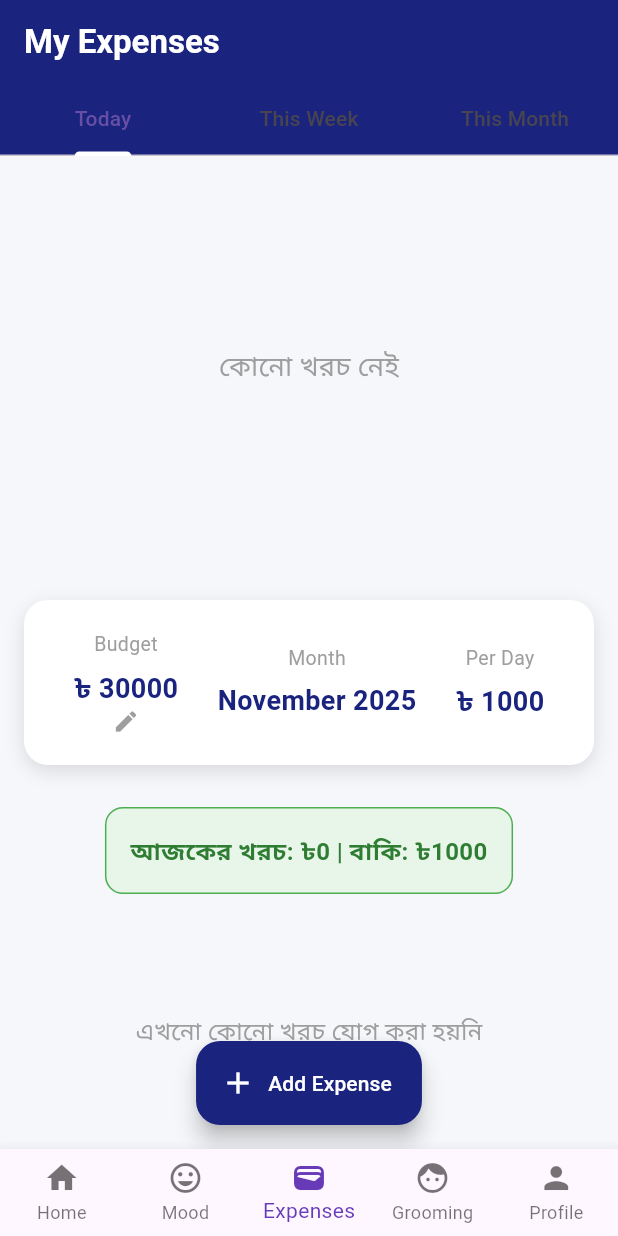
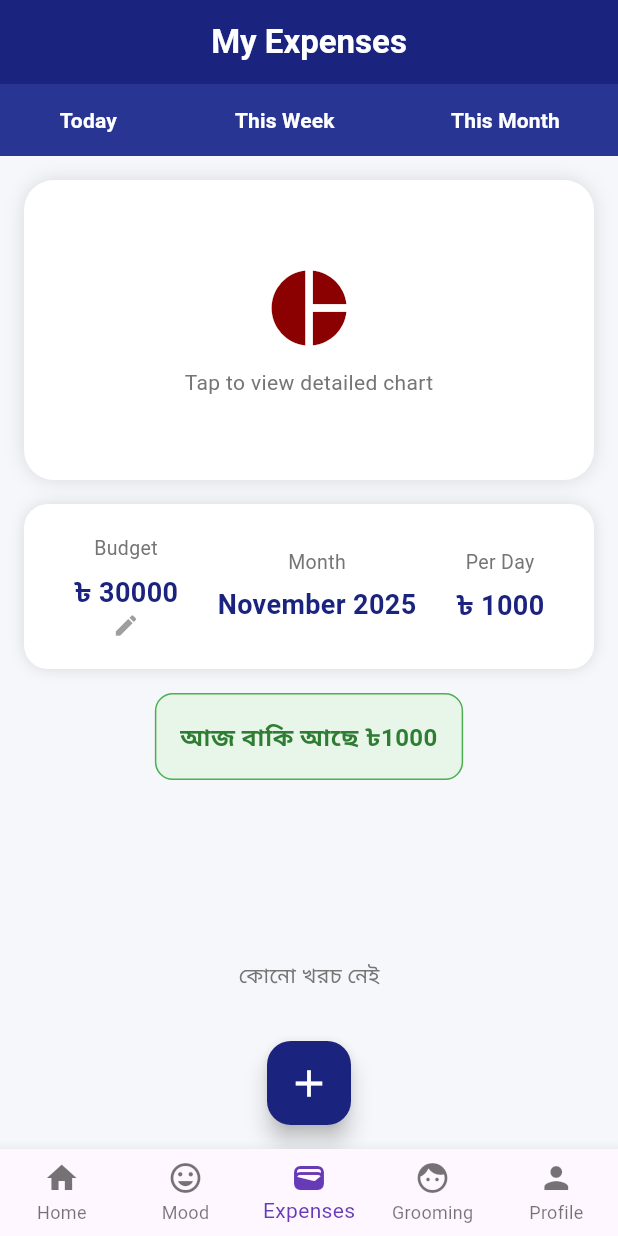
Before and after one commit to cometkhadija/my_app, a Flutter app: the screen it shows once a user with an empty profile is signed in, item 3 of the bottom bar chosen, on a phone screen of 412 x 824 dp. Run offline on Flutter 3.47's test engine with Material 3 defaults, Android fonts, the light colour scheme and no system bars; our stand-ins replace cloud_firestore, firebase_auth, firebase_core, fl_chart, get, google_sign_in; accounts and stored records are empty.

Commit message:
New Updates

```diff
--- a/bari_theke_dure/lib/screens/expenses_screen.dart
+++ b/bari_theke_dure/lib/screens/expenses_screen.dart
@@ -1,6 +1,4 @@
 // lib/screens/expenses_screen.dart
-
-import 'package:bari_theke_dure/widgets/daily_message_card.dart';
 import 'package:flutter/material.dart';
 import 'package:intl/intl.dart';
 import 'package:fl_chart/fl_chart.dart';
@@ -9,6 +7,7 @@ import '../models/expense_model.dart';
 import '../services/expense_service.dart';
 import '../utils/constants.dart';
 import '../widgets/category_dialog.dart';
+import 'chart_screen.dart';
 
 class ExpensesScreen extends StatefulWidget {
   const ExpensesScreen({super.key});
@@ -16,247 +15,156 @@ class ExpensesScreen extends StatefulWidget {
   State<ExpensesScreen> createState() => _ExpensesScreenState();
 }
 
-class _ExpensesScreenState extends State<ExpensesScreen>
-    with SingleTickerProviderStateMixin {
-  late TabController _tabController;
-  List<Expense> allExpenses = [];
+class _ExpensesScreenState extends State<ExpensesScreen> {
+  List<Expense> expenses = [];
   double monthlyBudget = 30000.0;
-  int selectedTab = 0;
 
   @override
   void initState() {
     super.initState();
-    _tabController = TabController(length: 3, vsync: this);
-    _tabController.addListener(() {
-      if (!_tabController.indexIsChanging) {
-        setState(() => selectedTab = _tabController.index);
-      }
-    });
     loadData();
   }
 
-  @override
-  void dispose() {
-    _tabController.dispose();
-    super.dispose();
-  }
-
   Future<void> loadData() async {
-    allExpenses = await ExpenseService.getExpenses();
+    expenses = await ExpenseService.getExpenses();
     monthlyBudget = await ExpenseService.getBudget();
     setState(() {});
   }
 
-  List<Expense> getFilteredExpenses() {
-    final now = DateTime.now();
-    return allExpenses.where((e) {
-      if (selectedTab == 0) {
-        // Today
-        return isSameDay(e.date, now);
-      } else if (selectedTab == 1) {
-        // This Week
-        final weekStart = now.subtract(Duration(days: now.weekday - 1));
-        return e.date.isAfter(weekStart.subtract(const Duration(days: 1))) &&
-            e.date.isBefore(weekStart.add(const Duration(days: 7)));
-      } else {
-        // This Month
-        return e.date.month == now.month && e.date.year == now.year;
-      }
-    }).toList();
+  double getTodayTotal() {
+    final today = DateTime.now();
+    return expenses
+        .where((e) => isSameDay(e.date, today))
+        .fold(0, (sum, e) => sum + e.amount);
   }
 
   bool isSameDay(DateTime a, DateTime b) =>
       a.year == b.year && a.month == b.month && a.day == b.day;
 
-  double getTotal() =>
-      getFilteredExpenses().fold(0, (sum, e) => sum + e.amount);
-
   double getPerDayBudget() {
-    final now = DateTime.now();
-    final daysInMonth = DateTime(now.year, now.month + 1, 0).day;
+    final daysInMonth = DateTime(DateTime.now().year, DateTime.now().month + 1, 0).day;
     return monthlyBudget / daysInMonth;
   }
 
   @override
   Widget build(BuildContext context) {
-    final filtered = getFilteredExpenses();
-    final total = getTotal();
     final perDay = getPerDayBudget();
-
-    // Category wise amount map
-    final Map<String, double> catMap = {};
-    for (var e in filtered) {
-      catMap.update(e.category, (v) => v + e.amount, ifAbsent: () => e.amount);
-    }
+    final todayTotal = getTodayTotal();
 
     return Scaffold(
       backgroundColor: const Color(0xFFF5F7FA),
       appBar: AppBar(
-        backgroundColor: const Color(0xFF1A237E), // Deep Navy
+        backgroundColor: const Color(0xFF1A237E),
         foregroundColor: Colors.white,
-        title: const Text("My Expenses",
-            style: TextStyle(fontWeight: FontWeight.bold, fontSize: 22)),
-        bottom: TabBar(
-          controller: _tabController,
-          indicatorColor: Colors.white,
-          tabs: const [
-            Tab(text: "Today"),
-            Tab(text: "This Week"),
-            Tab(text: "This Month"),
-          ],
-        ),
+        title: const Text("My Expenses", style: TextStyle(fontWeight: FontWeight.bold, fontSize: 22)),
+        centerTitle: true,
+        elevation: 0,
       ),
       body: Column(
         children: [
-          // Pie Chart + Percentage List
+          // Navy shade navbar
           Container(
-            height: 280,
-            padding: const EdgeInsets.all(16),
-            child: filtered.isEmpty
-                ? const Center(
-                    child: Text("কোনো খরচ নেই",
-                        style: TextStyle(fontSize: 18, color: Colors.grey)),
-                  )
-                : Row(
+            color: const Color(0xFF283593),
+            child: Row(
+              mainAxisAlignment: MainAxisAlignment.spaceAround,
               children: [
-                      // Left: Pie Chart
-                      Expanded(
-                        flex: 5,
-                        child: PieChart(
-                          PieChartData(
-                            sectionsSpace: 3,
-                            centerSpaceRadius: 40,
-                            sections: catMap.entries.map((entry) {
-                              final cat = categories.firstWhere(
-                                  (c) => c['name'] == entry.key);
-                              final percentage = (entry.value / total) * 100;
-                              return PieChartSectionData(
-                                color: cat['color'],
-                                value: entry.value,
-                                title: "${percentage.toStringAsFixed(0)}%",
-                                radius: 70,
-                                titleStyle: const TextStyle(
-                                    fontSize: 14,
-                                    fontWeight: FontWeight.bold,
-                                    color: Colors.white),
-                              );
-                            }).toList(),
-                          ),
-                        ),
-                      ),
-                      // Right: Percentage List
-                      Expanded(
-                        flex: 4,
-                        child: ListView.builder(
-                          itemCount: catMap.length,
-                          itemBuilder: (ctx, i) {
-                            final entry = catMap.entries.elementAt(i);
-                            final cat = categories.firstWhere(
-                                (c) => c['name'] == entry.key);
-                            final percentage = (entry.value / total) * 100;
-                            return Padding(
-                              padding: const EdgeInsets.symmetric(vertical: 6),
-                              child: Row(
-                                children: [
-                                  Container(
-                                      width: 14,
-                                      height: 14,
-                                      color: cat['color']),
-                                  const SizedBox(width: 10),
-                                  Expanded(
-                                      child: Text(entry.key,
-                                          style: const TextStyle(
-                                              fontWeight: FontWeight.w600))),
-                                  Text("${percentage.toStringAsFixed(1)}%",
-                                      style: const TextStyle(
-                                          fontWeight: FontWeight.bold)),
-                                ],
-                              ),
-                            );
-                          },
-                        ),
-                      ),
+                _navButton("Today", 0),
+                _navButton("This Week", 1),
+                _navButton("This Month", 2),
               ],
             ),
           ),
 
-          // Budget, Month, Per Day (নিচে একসাথে)
-          Container(
+          // Pie Chart Button
+          GestureDetector(
+            onTap: () => Navigator.push(context, MaterialPageRoute(builder: (_) => ChartScreen(expenses: expenses))),
+            child: Container(
               margin: const EdgeInsets.all(16),
-            padding: const EdgeInsets.all(20),
+              height: 200,
               decoration: BoxDecoration(
                 color: Colors.white,
-              borderRadius: BorderRadius.circular(16),
-              boxShadow: [
-                BoxShadow(color: Colors.black12, blurRadius: 10, offset: Offset(0, 4))
+                borderRadius: BorderRadius.circular(20),
+                boxShadow: [BoxShadow(color: Colors.black12, blurRadius: 10)],
+              ),
+              child: Center(
+                child: Column(
+                  mainAxisAlignment: MainAxisAlignment.center,
+                  children: [
+                    Icon(Icons.pie_chart, size: 60, color: Color(0xFF8B0000)),
+                    SizedBox(height: 10),
+                    Text("Tap to view detailed chart", style: TextStyle(color: Colors.grey[600])),
                   ],
                 ),
+              ),
+            ),
+          ),
+
+          // Budget | Month | Per Day
+          Container(
+            margin: const EdgeInsets.symmetric(horizontal: 16),
+            padding: const EdgeInsets.all(20),
+            decoration: BoxDecoration(color: Colors.white, borderRadius: BorderRadius.circular(16), boxShadow: [BoxShadow(color: Colors.black12, blurRadius: 8)]),
             child: Row(
               mainAxisAlignment: MainAxisAlignment.spaceAround,
               children: [
-                _infoItem("Budget", "৳ ${monthlyBudget.toStringAsFixed(0)}", true),
-                _infoItem("Month", DateFormat('MMMM yyyy').format(DateTime.now()), false),
-                _infoItem("Per Day", "৳ ${perDay.toStringAsFixed(0)}", false),
+                _info("Budget", "৳ ${monthlyBudget.toInt()}", true),
+                _info("Month", DateFormat('MMMM yyyy').format(DateTime.now()), false),
+                _info("Per Day", "৳ ${perDay.toInt()}", false),
               ],
             ),
           ),
 
-          // Daily Message
+          // Message
           Padding(
-            padding: const EdgeInsets.symmetric(horizontal: 16),
-            child: dailyMessageCard(
-                total, selectedTab == 0 ? perDay : perDay * 7),
+            padding: const EdgeInsets.all(16),
+            child: Container(
+              padding: EdgeInsets.all(16),
+              decoration: BoxDecoration(
+                color: todayTotal > perDay ? Colors.red[50] : Colors.green[50],
+                borderRadius: BorderRadius.circular(12),
+                border: Border.all(color: todayTotal > perDay ? Colors.red : Colors.green),
+              ),
+              child: Text(
+                todayTotal > perDay
+                    ? "আজ বাজেট ছাড়িয়ে গেছে! অতিরিক্ত ৳${(todayTotal - perDay).toInt()}"
+                    : "আজ বাকি আছে ৳${(perDay - todayTotal).toInt()}",
+                style: TextStyle(fontWeight: FontWeight.bold, fontSize: 16, color: todayTotal > perDay ? Colors.red[800] : Colors.green[800]),
+                textAlign: TextAlign.center,
+              ),
+            ),
           ),
 
           // Expense List
           Expanded(
-            child: filtered.isEmpty
-                ? const Center(
-                    child: Text("এখনো কোনো খরচ যোগ করা হয়নি",
-                        style: TextStyle(color: Colors.grey, fontSize: 16)))
+            child: expenses.isEmpty
+                ? Center(child: Text("কোনো খরচ নেই", style: TextStyle(color: Colors.grey[600])))
                 : ListView.builder(
-                    padding: const EdgeInsets.only(bottom: 80),
-                    itemCount: filtered.length,
+                    itemCount: expenses.length,
                     itemBuilder: (ctx, i) {
-                      final exp = filtered[i];
-                      final cat = categories
-                          .firstWhere((c) => c['name'] == exp.category);
+                      final exp = expenses[i];
+                      final cat = categories.firstWhere((c) => c['name'] == exp.category);
                       return Dismissible(
                         key: Key(exp.id),
-                        background: Container(
-                            color: Colors.red,
-                            alignment: Alignment.centerLeft,
-                            padding: const EdgeInsets.only(left: 20),
-                            child: const Icon(Icons.delete, color: Colors.white)),
-                        secondaryBackground: Container(
-                            color: Colors.blue,
-                            alignment: Alignment.centerRight,
-                            padding: const EdgeInsets.only(right: 20),
-                            child: const Icon(Icons.edit, color: Colors.white)),
-                        confirmDismiss: (direction) async {
-                          if (direction == DismissDirection.startToEnd) {
+                        background: Container(color: Colors.red, child: Align(alignment: Alignment.centerLeft, child: Padding(padding: EdgeInsets.only(left: 20), child: Icon(Icons.delete, color: Colors.white)))),
+                        secondaryBackground: Container(color: Colors.blue, child: Align(alignment: Alignment.centerRight, child: Padding(padding: EdgeInsets.only(right: 20), child: Icon(Icons.edit, color: Colors.white)))),
+                        onDismissed: (dir) async {
                           await ExpenseService.deleteExpense(exp.id);
                           loadData();
-                            return true;
-                          } else {
-                            _showEditDialog(exp);
+                        },
+                        confirmDismiss: (dir) async {
+                          if (dir == DismissDirection.endToStart) {
+                            _editExpense(exp);
                             return false;
                           }
+                          return true;
                         },
                         child: Card(
-                          margin:
-                              const EdgeInsets.symmetric(horizontal: 12, vertical: 6),
+                          margin: EdgeInsets.symmetric(horizontal: 12, vertical: 6),
                           child: ListTile(
-                            leading: CircleAvatar(
-                                backgroundColor: cat['color'],
-                                child: Icon(cat['icon'], color: Colors.white)),
-                            title: Text(exp.category,
-                                style: const TextStyle(fontWeight: FontWeight.bold)),
-                            subtitle: Text(
-                                DateFormat('dd MMM, hh:mm a').format(exp.date)),
-                            trailing: Text("৳ ${exp.amount.toStringAsFixed(0)}",
-                                style: const TextStyle(
-                                    fontSize: 18, fontWeight: FontWeight.bold)),
+                            leading: CircleAvatar(backgroundColor: cat['color'], child: Icon(cat['icon'], color: Colors.white)),
+                            title: Text(exp.category, style: TextStyle(fontWeight: FontWeight.bold)),
+                            subtitle: Text(DateFormat('dd MMM yyyy, hh:mm a').format(exp.date)),
+                            trailing: Text("৳ ${exp.amount.toInt()}", style: TextStyle(fontSize: 18, fontWeight: FontWeight.bold)),
                           ),
                         ),
                       );
@@ -266,68 +174,51 @@ class _ExpensesScreenState extends State<ExpensesScreen>
         ],
       ),
 
-      // Bottom Center Add Button
-      floatingActionButtonLocation: FloatingActionButtonLocation.centerDocked,
-      floatingActionButton: Container(
-        margin: const EdgeInsets.only(bottom: 16),
-        child: FloatingActionButton.extended(
+      floatingActionButtonLocation: FloatingActionButtonLocation.centerFloat,
+      floatingActionButton: FloatingActionButton(
         backgroundColor: const Color(0xFF1A237E),
         onPressed: () => showCategoryDialog(context, (cat, amount) async {
-            await ExpenseService.addExpense(Expense(
-              id: const Uuid().v4(),
-              category: cat,
-              amount: amount,
-              date: DateTime.now(),
-            ));
+          await ExpenseService.addExpense(Expense(id: const Uuid().v4(), category: cat, amount: amount, date: DateTime.now()));
           loadData();
         }),
-          icon: const Icon(Icons.add, color: Colors.white),
-          label: const Text("Add Expense", style: TextStyle(color: Colors.white)),
-        ),
+        child: const Icon(Icons.add, color: Colors.white, size: 30),
       ),
     );
   }
 
-  Widget _infoItem(String title, String value, bool editable) {
+  Widget _navButton(String text, int index) {
+    return TextButton(
+      onPressed: () {},
+      child: Text(text, style: TextStyle(color: Colors.white, fontWeight: FontWeight.w600)),
+    );
+  }
+
+  Widget _info(String title, String value, bool editable) {
     return Column(
       children: [
-        Text(title,
-            style: const TextStyle(color: Colors.grey, fontSize: 13)),
-        const SizedBox(height: 6),
-        Text(value,
-            style: const TextStyle(
-                fontWeight: FontWeight.bold,
-                fontSize: 18,
-                color: Color(0xFF1A237E))),
-        if (editable)
-          GestureDetector(
-            onTap: _showBudgetDialog,
-            child: const Icon(Icons.edit, size: 18, color: Colors.grey),
-          ),
+        Text(title, style: TextStyle(color: Colors.grey[600], fontSize: 13)),
+        SizedBox(height: 6),
+        Text(value, style: TextStyle(fontWeight: FontWeight.bold, fontSize: 18, color: Color(0xFF1A237E))),
+        if (editable) GestureDetector(onTap: _showBudgetDialog, child: Icon(Icons.edit, size: 18, color: Colors.grey)),
       ],
     );
   }
 
   void _showBudgetDialog() {
-    final controller =
-        TextEditingController(text: monthlyBudget.toStringAsFixed(0));
+    final controller = TextEditingController(text: monthlyBudget.toStringAsFixed(0));
     showDialog(
       context: context,
-      builder: (ctx) => AlertDialog(
+      builder: (_) => AlertDialog(
         title: const Text("Set Monthly Budget"),
-        content: TextField(
-          controller: controller,
-          keyboardType: TextInputType.number,
-          decoration: const InputDecoration(hintText: "যেমন: 45000"),
-        ),
+        content: TextField(controller: controller, keyboardType: TextInputType.number),
         actions: [
-          TextButton(
-              onPressed: () => Navigator.pop(context), child: const Text("Cancel")),
+          TextButton(onPressed: () => Navigator.pop(context), child: Text("Cancel")),
           ElevatedButton(
-            onPressed: () {
-              final newBudget = double.tryParse(controller.text) ?? 30000;
-              ExpenseService.setBudget(newBudget);
-              setState(() => monthlyBudget = newBudget);
+            onPressed: () async {
+              final budget = double.tryParse(controller.text) ?? 30000;
+              await ExpenseService.setBudget(budget);
+              setState(() => monthlyBudget = budget);
+              // ignore: use_build_context_synchronously
               Navigator.pop(context);
             },
             child: const Text("Save"),
@@ -337,9 +228,8 @@ class _ExpensesScreenState extends State<ExpensesScreen>
     );
   }
 
-  void _showEditDialog(Expense exp) {
-    ScaffoldMessenger.of(context).showSnackBar(
-      const SnackBar(content: Text("Edit feature coming soon!")),
-    );
+  void _editExpense(Expense exp) {
+    // Edit coming soon or implement full edit
+    ScaffoldMessenger.of(context).showSnackBar(SnackBar(content: Text("Edit: ${exp.category} - ৳${exp.amount}")));
   }
 }
--- a/bari_theke_dure/lib/services/expense_service.dart
+++ b/bari_theke_dure/lib/services/expense_service.dart
@@ -1,48 +1,50 @@
-import 'dart:convert';
-import 'package:shared_preferences/shared_preferences.dart';
+// lib/services/expense_service.dart
+import 'package:cloud_firestore/cloud_firestore.dart';
+import 'package:firebase_auth/firebase_auth.dart';
 import '../models/expense_model.dart';
 
 class ExpenseService {
-  static const String _key = 'expenses';
-  static const String _budgetKey = 'monthly_budget';
+  static final _firestore = FirebaseFirestore.instance;
+  static final _user = FirebaseAuth.instance.currentUser;
+
+  static CollectionReference get _collection => _firestore
+      .collection('users')
+      .doc(_user?.uid)
+      .collection('expenses');
 
   static Future<List<Expense>> getExpenses() async {
-    final prefs = await SharedPreferences.getInstance();
-    final String? data = prefs.getString(_key);
-    if (data == null) return [];
-    final List jsonList = json.decode(data);
-    return jsonList.map((e) => Expense.fromJson(e)).toList();
+    if (_user == null) return [];
+    final snapshot = await _collection.orderBy('date', descending: true).get();
+    return snapshot.docs.map((doc) {
+  final data = doc.data() as Map<String, dynamic>;
+  final expense = Expense.fromJson(data);
+  return expense.copyWith(id: doc.id); // এটাই সঠিক উপায়
+}).toList();
   }
 
   static Future<void> addExpense(Expense expense) async {
-    final expenses = await getExpenses();
-    expenses.add(expense);
-    final prefs = await SharedPreferences.getInstance();
-    await prefs.setString(_key, json.encode(expenses.map((e) => e.toJson()).toList()));
+    if (_user == null) return;
+    await _collection.add(expense.toJson());
   }
 
-  static Future<void> updateExpense(Expense updated) async {
-    final expenses = await getExpenses();
-    final index = expenses.indexWhere((e) => e.id == updated.id);
-    if (index != -1) expenses[index] = updated;
-    final prefs = await SharedPreferences.getInstance();
-    await prefs.setString(_key, json.encode(expenses.map((e) => e.toJson()).toList()));
+  static Future<void> updateExpense(Expense expense) async {
+    if (_user == null) return;
+    await _collection.doc(expense.id).update(expense.toJson());
   }
 
   static Future<void> deleteExpense(String id) async {
-    final expenses = await getExpenses();
-    expenses.removeWhere((e) => e.id == id);
-    final prefs = await SharedPreferences.getInstance();
-    await prefs.setString(_key, json.encode(expenses.map((e) => e.toJson()).toList()));
+    if (_user == null) return;
+    await _collection.doc(id).delete();
+  }
+
+  static Future<double> getBudget() async {
+    if (_user == null) return 30000;
+    final doc = await _firestore.collection('users').doc(_user!.uid).get();
+    return doc['monthlyBudget']?.toDouble() ?? 30000;
   }
 
   static Future<void> setBudget(double budget) async {
-    final prefs = await SharedPreferences.getInstance();
-    await prefs.setDouble(_budgetKey, budget);
-  }
-
-  static Future<double> getBudget() async {
-    final prefs = await SharedPreferences.getInstance();
-    return prefs.getDouble(_budgetKey) ?? 30000;
+    if (_user == null) return;
+    await _firestore.collection('users').doc(_user!.uid).set({'monthlyBudget': budget}, SetOptions(merge: true));
   }
 }
```
Lines whose indentation alone changed are shown as unchanged.
